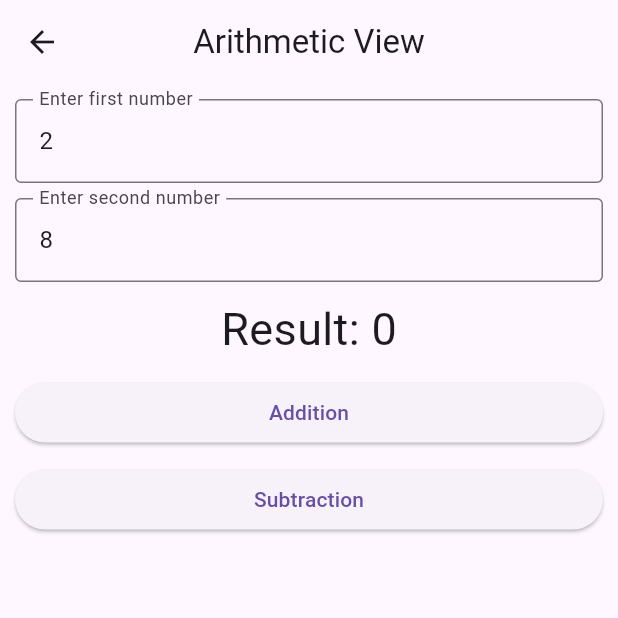
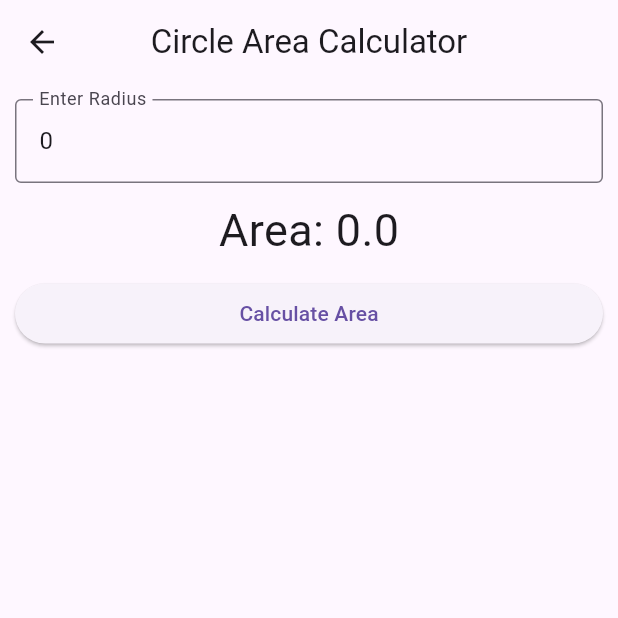
Before and after one commit to kripesh03/firstassignment, a Flutter app: the screen it shows after launch, after a tap on "Area of Circle", on a phone screen of 412 x 824 dp, the top half of it. Run offline on Flutter 3.47's test engine with Material 3 defaults, Android fonts, the phone set to English and light mode, and no system bars.

Commit message:
area of circle

```diff
--- a/lib/app.dart
+++ b/lib/app.dart
@@ -1,6 +1,4 @@
 import 'package:first_flutter_app/view/dashboard_view.dart';
-import 'package:first_flutter_app/view/first_view.dart';
-import 'package:first_flutter_app/view/arithmetic_view.dart';
 import 'package:flutter/material.dart';
 
 class MyApp extends StatelessWidget {
--- /dev/null
+++ b/lib/view/area_of_circle_view.dart
@@ -0,0 +1,76 @@
+import 'package:flutter/material.dart';
+
+class CircleAreaView extends StatefulWidget {
+  const CircleAreaView({super.key});
+
+  @override
+  State<CircleAreaView> createState() => _CircleAreaViewState();
+}
+
+class _CircleAreaViewState extends State<CircleAreaView> {
+  final radiusController = TextEditingController(text: '0');
+
+  double result = 0;
+
+  final myKey = GlobalKey<FormState>();
+
+  @override
+  Widget build(BuildContext context) {
+    return Scaffold(
+      appBar: AppBar(
+        title: const Text('Circle Area Calculator'),
+        centerTitle: true,
+        elevation: 0,
+      ),
+      body: Padding(
+        padding: const EdgeInsets.all(10),
+        child: Form(
+          key: myKey,
+          child: Column(
+            children: [
+              TextFormField(
+                controller: radiusController,
+                keyboardType: TextInputType.number,
+                decoration: const InputDecoration(
+                  labelText: 'Enter Radius',
+                  border: OutlineInputBorder(),
+                ),
+                validator: (value) {
+                  if (value == null || value.isEmpty) {
+                    return 'Please enter the radius';
+                  }
+                  if (double.tryParse(value) == null ||
+                      double.parse(value) < 0) {
+                    return 'Please enter a valid positive number';
+                  }
+                  return null;
+                },
+              ),
+              const SizedBox(height: 10),
+              Text(
+                'Area: $result',
+                style: const TextStyle(fontSize: 30),
+              ),
+              const SizedBox(height: 10),
+              SizedBox(
+                width: double.infinity,
+                child: ElevatedButton(
+                  onPressed: () {
+                    if (myKey.currentState!.validate()) {
+                      setState(() {
+                        double radius = double.parse(radiusController.text);
+
+                        result = 3.14159 * radius * radius;
+                      });
+                    }
+                  },
+                  child: const Text('Calculate Area'),
+                ),
+              ),
+            ],
+          ),
+        ),
+      ),
+    );
+  }
+}
--- a/lib/view/dashboard_view.dart
+++ b/lib/view/dashboard_view.dart
@@ -1,3 +1,4 @@
+import 'package:first_flutter_app/view/area_of_circle_view.dart';
 import 'package:first_flutter_app/view/arithmetic_view.dart';
 import 'package:first_flutter_app/view/first_view.dart';
 import 'package:first_flutter_app/view/simple_interest_view.dart';
@@ -58,7 +59,7 @@ class DashboardView extends StatelessWidget {
                 Navigator.push(
                   context,
                   MaterialPageRoute(
-                      builder: (context) => const ArithmeticView()),
+                      builder: (context) => const CircleAreaView()),
                 );
               },
               child: const Column(
--- a/lib/view/simple_interest_view.dart
+++ b/lib/view/simple_interest_view.dart
@@ -87,7 +87,8 @@ class _SimpleInterestViewState extends State<SimpleInterestView> {
                   onPressed: () {
                     if (myKey.currentState!.validate()) {
                       setState(() {
-                        double principal = double.parse(principalController.text);
+                        double principal =
+                            double.parse(principalController.text);
                         double rate = double.parse(rateController.text);
                         double time = double.parse(timeController.text);
 
```
